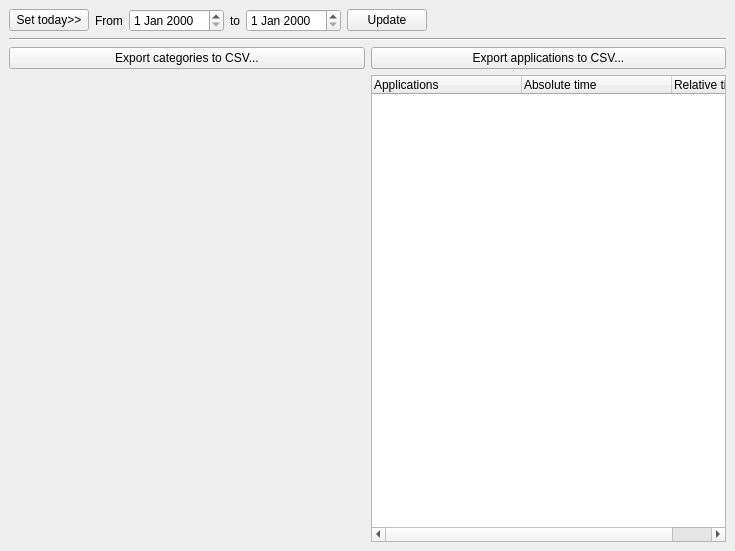
First picture: the form in TrackYourTime/ui/statisticwindow.ui, repository Allexin/TrackYourTime, before the edit.
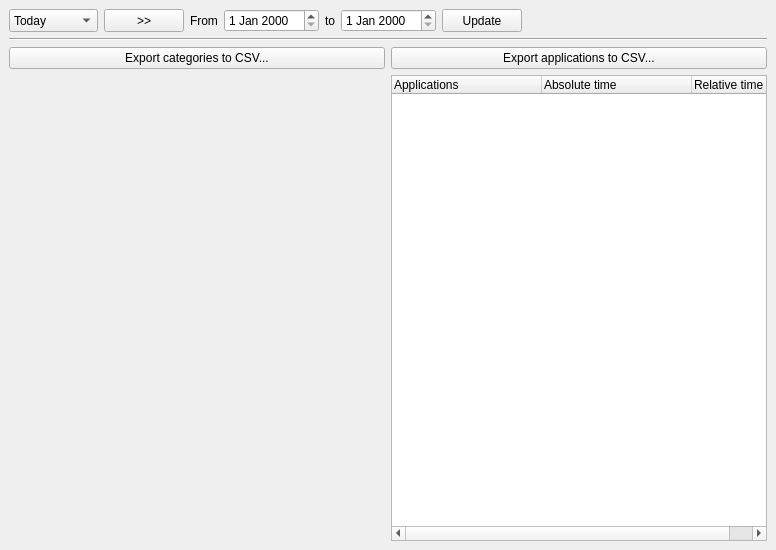
Second picture: the form after the edit. Custom widgets are drawn as their Qt base class.

Commit message: Improve Layouts for HDPI displays Add periods in statistic window Add % in categories statistic

```diff
--- a/TrackYourTime/ui/statisticwindow.ui
+++ b/TrackYourTime/ui/statisticwindow.ui
@@ -6,8 +6,8 @@
    <rect>
     <x>0</x>
     <y>0</y>
-    <width>735</width>
-    <height>551</height>
+    <width>776</width>
+    <height>550</height>
    </rect>
   </property>
   <property name="windowTitle">
@@ -20,9 +20,48 @@
       <item>
        <layout class="QHBoxLayout" name="horizontalLayout">
         <item>
-         <widget class="QPushButton" name="pushButtonSetToday">
+         <widget class="QComboBox" name="comboBoxPeriod">
+          <property name="sizePolicy">
+           <sizepolicy hsizetype="Preferred" vsizetype="Preferred">
+            <horstretch>0</horstretch>
+            <verstretch>0</verstretch>
+           </sizepolicy>
+          </property>
+          <property name="currentIndex">
+           <number>0</number>
+          </property>
+          <item>
+           <property name="text">
+            <string>Today</string>
+           </property>
+          </item>
+          <item>
+           <property name="text">
+            <string>This week</string>
+           </property>
+          </item>
+          <item>
+           <property name="text">
+            <string>This month</string>
+           </property>
+          </item>
+          <item>
+           <property name="text">
+            <string>This year</string>
+           </property>
+          </item>
+         </widget>
+        </item>
+        <item>
+         <widget class="QPushButton" name="pushButtonSetPeriod">
+          <property name="sizePolicy">
+           <sizepolicy hsizetype="Preferred" vsizetype="Preferred">
+            <horstretch>0</horstretch>
+            <verstretch>0</verstretch>
+           </sizepolicy>
+          </property>
           <property name="text">
-           <string>Set today&gt;&gt;</string>
+           <string>&gt;&gt;</string>
           </property>
          </widget>
         </item>
@@ -34,7 +73,14 @@
          </widget>
         </item>
         <item>
-         <widget class="QDateEdit" name="dateEditFrom"/>
+         <widget class="QDateEdit" name="dateEditFrom">
+          <property name="sizePolicy">
+           <sizepolicy hsizetype="Preferred" vsizetype="Preferred">
+            <horstretch>0</horstretch>
+            <verstretch>0</verstretch>
+           </sizepolicy>
+          </property>
+         </widget>
         </item>
         <item>
          <widget class="QLabel" name="label">
@@ -44,10 +90,23 @@
          </widget>
         </item>
         <item>
-         <widget class="QDateEdit" name="dateEditTo"/>
+         <widget class="QDateEdit" name="dateEditTo">
+          <property name="sizePolicy">
+           <sizepolicy hsizetype="Preferred" vsizetype="Preferred">
+            <horstretch>0</horstretch>
+            <verstretch>0</verstretch>
+           </sizepolicy>
+          </property>
+         </widget>
         </item>
         <item>
          <widget class="QPushButton" name="pushButtonUpdate">
+          <property name="sizePolicy">
+           <sizepolicy hsizetype="Preferred" vsizetype="Preferred">
+            <horstretch>0</horstretch>
+            <verstretch>0</verstretch>
+           </sizepolicy>
+          </property>
           <property name="text">
            <string>Update</string>
           </property>
@@ -79,6 +138,12 @@
        <layout class="QHBoxLayout" name="horizontalLayout_3">
         <item>
          <widget class="QPushButton" name="pushButtonExportCategoriesCSV">
+          <property name="sizePolicy">
+           <sizepolicy hsizetype="Preferred" vsizetype="Preferred">
+            <horstretch>0</horstretch>
+            <verstretch>0</verstretch>
+           </sizepolicy>
+          </property>
           <property name="text">
            <string>Export categories to CSV...</string>
           </property>
@@ -86,6 +151,12 @@
         </item>
         <item>
          <widget class="QPushButton" name="pushButtonExportApplicationsCSV">
+          <property name="sizePolicy">
+           <sizepolicy hsizetype="Preferred" vsizetype="Preferred">
+            <horstretch>0</horstretch>
+            <verstretch>0</verstretch>
+           </sizepolicy>
+          </property>
           <property name="text">
            <string>Export applications to CSV...</string>
           </property>
```
The commit also changes 6 other files.
